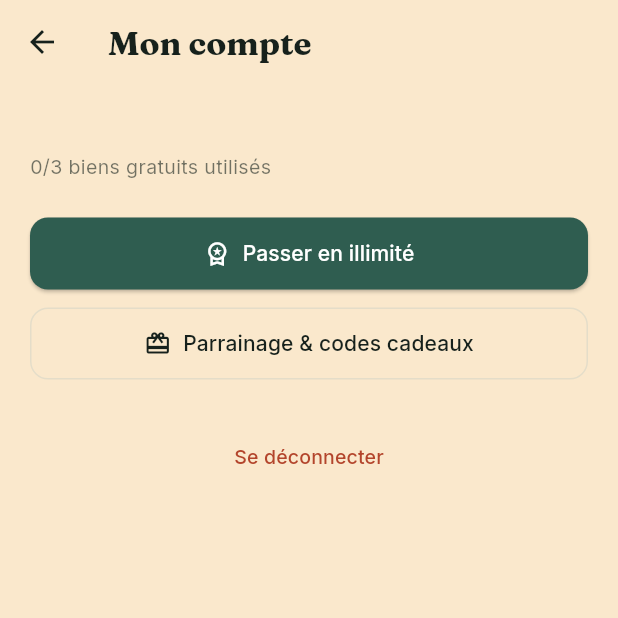
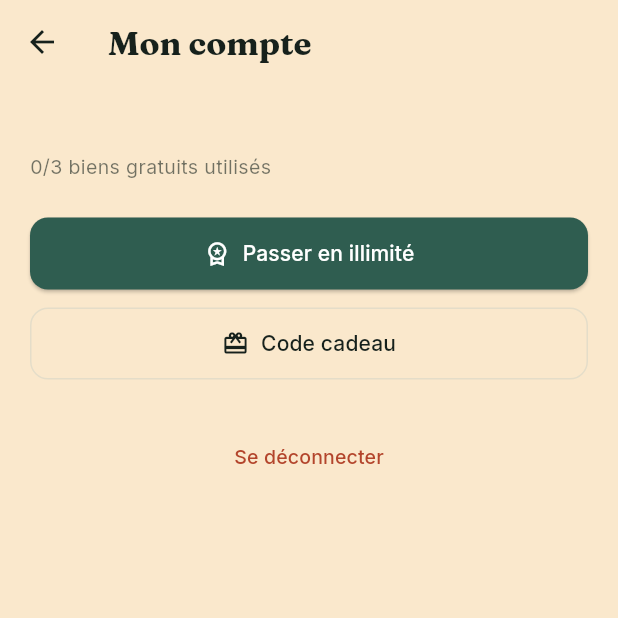
Before and after one commit to didouscossss/Didou-immo, a Flutter app: the AccountScreen screen opened directly, on a phone screen of 412 x 824 dp, the top half of it. Run offline on Flutter 3.47's test engine with Material 3 defaults, Android fonts, the phone set to English and light mode, and no system bars; our stand-ins replace cloud_firestore, cloud_functions, firebase_auth, firebase_core, fl_chart, flutter_map and 8 more; missing offline and left inert: dart:js_interop; accounts and stored records are empty.

Commit message:
Masque le parrainage de l'UI, garde les codes cadeaux
Le parrainage dépend d'une Cloud Function (applyReferralCode) qui n'est
pas déployée, donc actuellement inutilisable. Plutôt que de le supprimer,
il est caché derrière ReferralScreen.referralEnabled (false) : le
service, les règles Firestore et la Cloud Function restent en place tels
quels, prêts à être réactivés en repassant ce flag à true. Les codes
cadeaux restent pleinement accessibles.

```diff
--- a/lib/screens/account/account_screen.dart
+++ b/lib/screens/account/account_screen.dart
@@ -52,7 +52,7 @@ class AccountScreen extends StatelessWidget {
               builder: (_) => ReferralScreen(uid: user.uid, myReferralCode: account.referralCode),
             )),
             icon: const Icon(Icons.card_giftcard_outlined),
-            label: const Text('Parrainage & codes cadeaux'),
+            label: const Text('Code cadeau'),
             style: OutlinedButton.styleFrom(
               foregroundColor: AppColors.ink,
               side: BorderSide(color: AppColors.border),
--- a/lib/screens/referral/referral_screen.dart
+++ b/lib/screens/referral/referral_screen.dart
@@ -7,6 +7,14 @@ class ReferralScreen extends StatefulWidget {
   final String uid;
   final String? myReferralCode;
   const ReferralScreen({super.key, required this.uid, this.myReferralCode});
+
+  /// Parrainage désactivé côté UI pour la version finale : la Cloud
+  /// Function `applyReferralCode` qui le fait fonctionner n'est pas
+  /// déployée (voir README, étape 1bis). Le code (service, règles
+  /// Firestore, Cloud Function, attribution auto d'un code à chaque
+  /// compte) reste en place tel quel — repasser ce flag à `true` suffit
+  /// pour le réactiver le jour où la fonction sera déployée.
+  static const bool referralEnabled = false;
 
   @override
   State<ReferralScreen> createState() => _ReferralScreenState();
@@ -58,10 +66,12 @@ class _ReferralScreenState extends State<ReferralScreen> {
   @override
   Widget build(BuildContext context) {
     return Scaffold(
-      appBar: AppBar(title: const Text('Codes & parrainage')),
+      appBar: AppBar(
+          title: Text(ReferralScreen.referralEnabled ? 'Codes & parrainage' : 'Code cadeau')),
       body: ListView(
         padding: const EdgeInsets.all(20),
         children: [
+          if (ReferralScreen.referralEnabled) ...[
             if (widget.myReferralCode != null) ...[
               const Text('Ton code de parrainage',
                   style: TextStyle(fontWeight: FontWeight.bold, fontSize: 15)),
@@ -121,6 +131,7 @@ class _ReferralScreenState extends State<ReferralScreen> {
                     style: const TextStyle(fontSize: 12.5)),
               ),
             const SizedBox(height: 28),
+          ],
           const Text('J\'ai un code cadeau',
               style: TextStyle(fontWeight: FontWeight.bold, fontSize: 15)),
           const SizedBox(height: 8),
```
Lines whose indentation alone changed are shown as unchanged.
